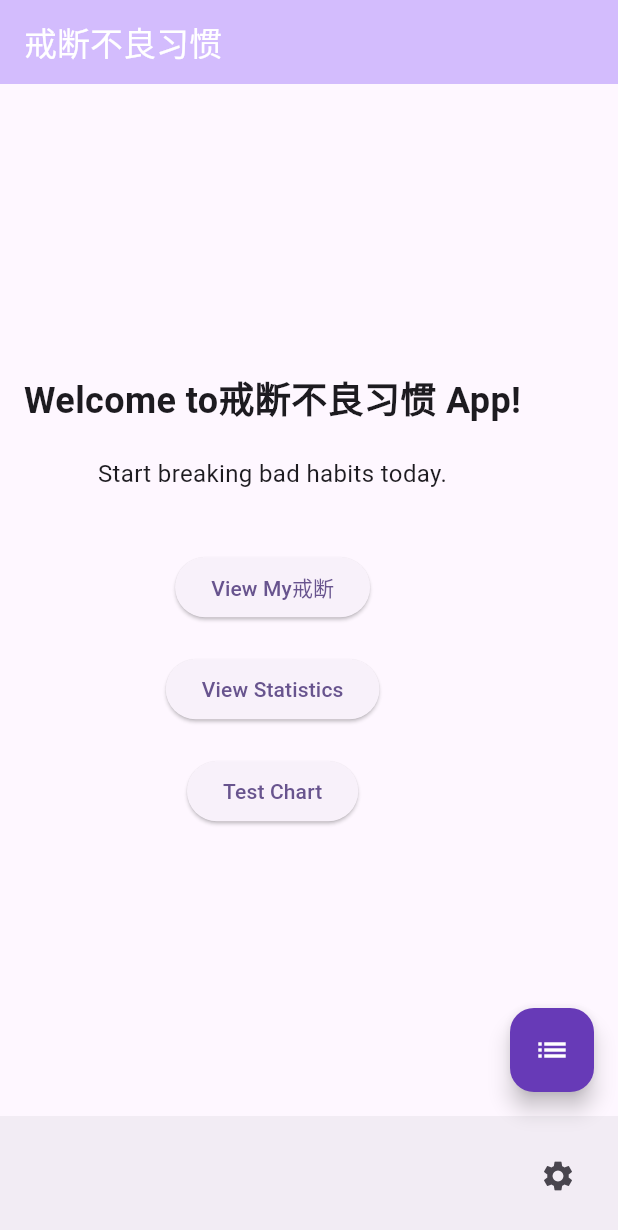
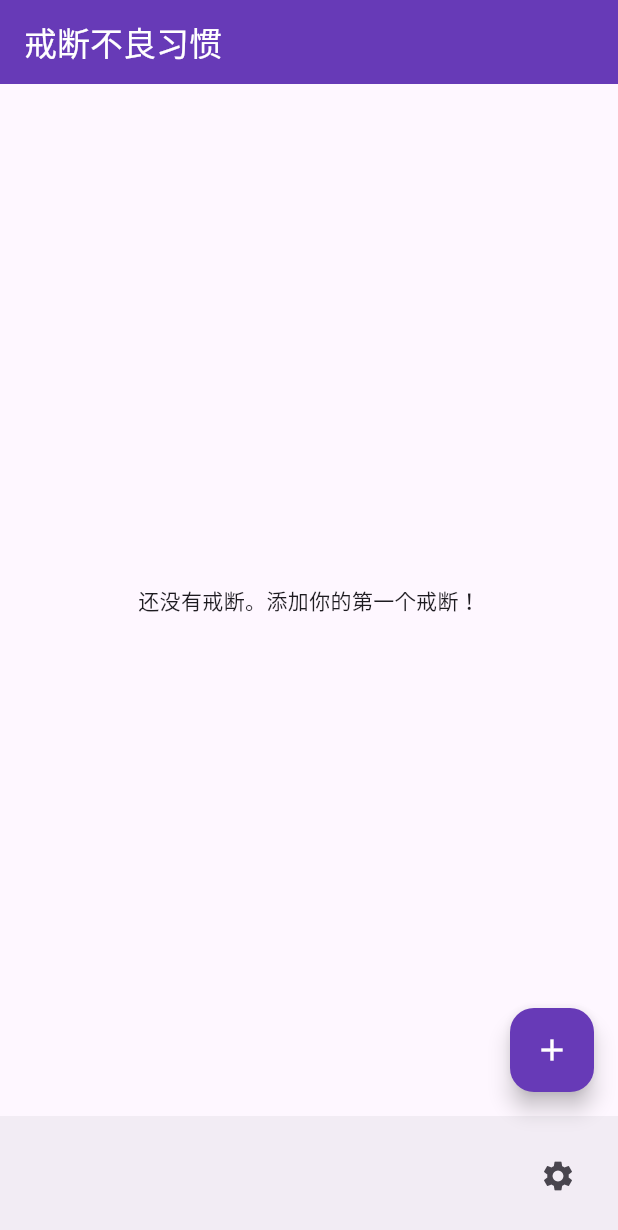
Before and after one commit to tamakooooo/habitbreaker, a Flutter app: the screen it shows after launch, on a phone screen of 412 x 824 dp. Shown: the top 1230 px of the screen. Run offline on Flutter 3.47's test engine with Material 3 defaults, Android fonts, the phone set to English and light mode, and no system bars; our stand-ins replace equatable, fl_chart, flutter_local_notifications, flutter_riverpod, go_router, hive and 3 more; missing offline and left inert: workmanager; accounts and stored records are empty.

Commit message:
更新应用界面：在首页展示戒断项目并添加实时秒级倒计时

```diff
--- a/lib/screens/home_screen.dart
+++ b/lib/screens/home_screen.dart
@@ -1,64 +1,53 @@
 import 'package:flutter/material.dart';
+import 'package:go_router/go_router.dart';
 import 'package:flutter_riverpod/flutter_riverpod.dart';
-import 'package:go_router/go_router.dart';
-import 'package:habit_breaker_app/localization/app_localizations.dart';
+import 'package:habit_breaker_app/core/providers/habit_providers.dart';
+import 'package:habit_breaker_app/widgets/habit_card.dart';
 
 class HomeScreen extends ConsumerWidget {
   const HomeScreen({super.key});
 
   @override
   Widget build(BuildContext context, WidgetRef ref) {
+    final habitsAsync = ref.watch(habitsProvider);
+
     return Scaffold(
       appBar: AppBar(
-        title: Text(AppLocalizations.of(context).appName),
-        backgroundColor: Theme.of(context).colorScheme.inversePrimary,
+        title: const Text('戒断不良习惯'),
+        backgroundColor: Colors.deepPurple,
+        foregroundColor: Colors.white,
       ),
       body: Padding(
         padding: const EdgeInsets.all(16.0),
-        child: Column(
-          mainAxisAlignment: MainAxisAlignment.center,
-          children: [
-            Text(
-              AppLocalizations.of(context).welcomeMessage,
-              style: const TextStyle(fontSize: 24, fontWeight: FontWeight.bold),
-              textAlign: TextAlign.center,
-            ),
-            const SizedBox(height: 20),
-            Text(
-              AppLocalizations.of(context).startBuildingHabits,
-              style: const TextStyle(fontSize: 16),
-              textAlign: TextAlign.center,
-            ),
-            const SizedBox(height: 40),
-            ElevatedButton(
-              onPressed: () {
-                context.go('/habits');
+        child: habitsAsync.when(
+          data: (habits) {
+            if (habits.isEmpty) {
+              return const Center(
+                child: Text('还没有戒断。添加你的第一个戒断！'),
+              );
+            }
+            return ListView.builder(
+              itemCount: habits.length,
+              itemBuilder: (context, index) {
+                return HabitCard(
+                  habit: habits[index],
+                  onTap: () {
+                    context.push('/habits/${habits[index].id}');
+                  },
+                  onCheck: () {
+                    // Handle habit completion
+                  },
+                );
               },
-              child: Text(AppLocalizations.of(context).viewMyHabits),
-            ),
-            const SizedBox(height: 20),
-            ElevatedButton(
-              onPressed: () {
-                context.go('/statistics');
-              },
-              child: Text(AppLocalizations.of(context).viewStatistics),
-            ),
-            const SizedBox(height: 20),
-            ElevatedButton(
-              onPressed: () {
-                context.go('/test-chart');
-              },
-              child: const Text('Test Chart'),
-            ),
-          ],
+            );
+          },
+          loading: () => const Center(child: CircularProgressIndicator()),
+          error: (error, stack) => Center(child: Text('Error: $error')),
         ),
       ),
       floatingActionButton: FloatingActionButton(
-        onPressed: () {
-          context.go('/habits');
-        },
-        tooltip: 'View Habits',
-        child: const Icon(Icons.list),
+        onPressed: () => context.push('/habits/add'),
+        child: const Icon(Icons.add),
       ),
       bottomNavigationBar: BottomAppBar(
         child: Row(
@@ -67,9 +56,8 @@ class HomeScreen extends ConsumerWidget {
             IconButton(
               icon: const Icon(Icons.settings),
               onPressed: () {
-                context.go('/settings');
+                // Navigate to settings
               },
-              tooltip: 'Settings',
             ),
           ],
         ),
```
Also changed, not shown: lib/widgets/habit_card.dart (+79 -106 lines).
